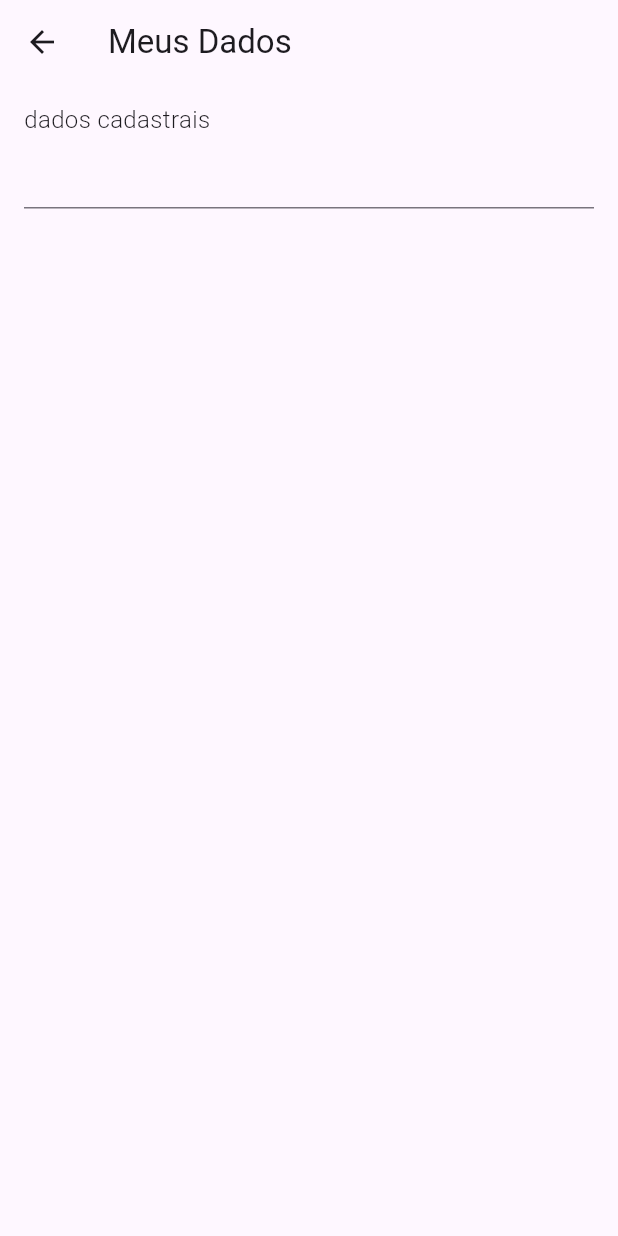
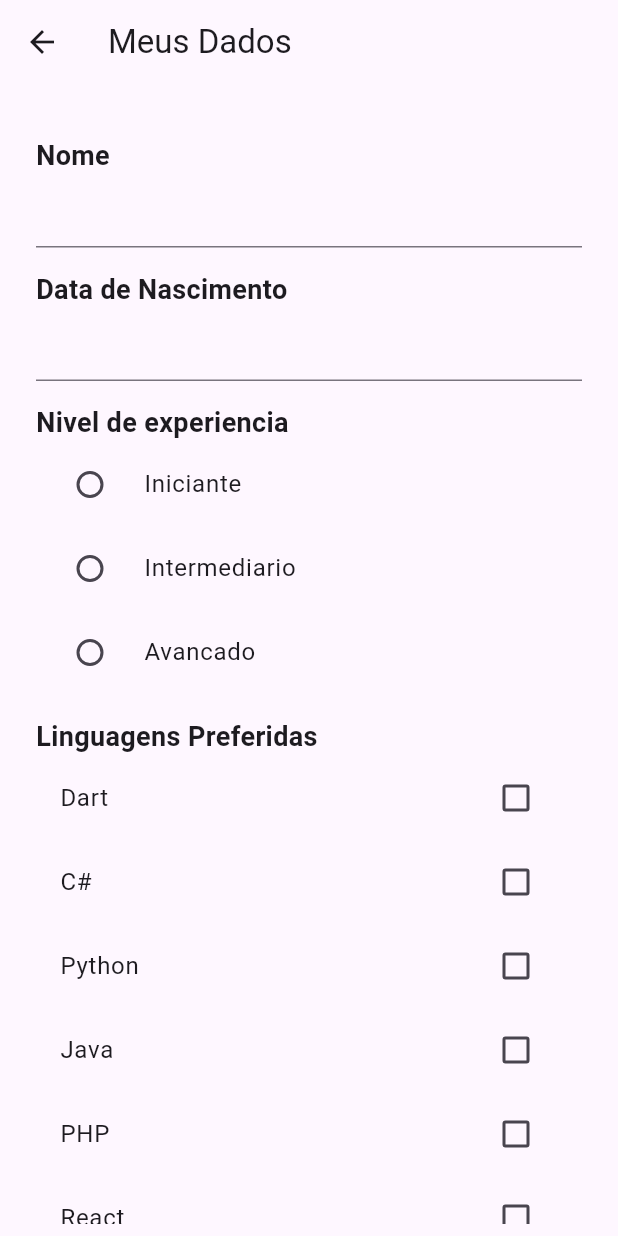
Before and after one commit to fabioes99/1-projeto-Flutter, a Flutter app: the DadosCadastrais screen opened directly, on a phone screen of 412 x 824 dp. Run offline on Flutter 3.47's test engine with Material 3 defaults, Android fonts, the light colour scheme and no system bars; our stand-ins replace google_fonts; network calls fail; Roboto replaces fonts that are missing (Acme).

Commit message:
Etapa3-Widgets

```diff
--- a/lib/my_app.dart
+++ b/lib/my_app.dart
@@ -12,7 +12,7 @@ class MyApp extends StatelessWidget {
       debugShowCheckedModeBanner: false,
       theme: ThemeData(
         primarySwatch:  Colors.red,
-        textTheme: GoogleFonts.acmeTextTheme()
+        textTheme: GoogleFonts.robotoTextTheme()
       ),
       home: const LoginPage(),
     );
--- a/lib/pages/dados_cadastrais.dart
+++ b/lib/pages/dados_cadastrais.dart
@@ -1,3 +1,6 @@
+import 'package:_1_projeto/repositories/linguagens_repository.dart';
+import 'package:_1_projeto/repositories/nivel_repository.dart';
+import 'package:_1_projeto/shared/widgets/text_label.dart';
 import 'package:flutter/material.dart';
 
 class DadosCadastrais extends StatefulWidget {
@@ -9,6 +12,36 @@ class DadosCadastrais extends StatefulWidget {
 
 class _DadosCadastraisState extends State<DadosCadastrais> {
   var nomeController = TextEditingController(text: "");
+  var dataNascimentoController = TextEditingController(text: "");
+  DateTime? dataNascimento ;
+  var nivelRepository = NivelRepository();
+  var niveis = [];
+  var nivelSelecionado = '';
+  var linguagensRepository = LinguagensRepository();
+  var linguagens = [];
+  var linguagensSelecionadas = [];
+  double pretensaoSalarial = 2000;
+  int tempoExperiencia = 0;
+  bool salvando = false;
+
+
+  @override
+  void initState() {
+    niveis = nivelRepository.retornaNiveis();
+    linguagens = linguagensRepository.retornaLinguagens();
+    super.initState();
+  }
+
+  List<DropdownMenuItem<int>> returnItems(int qtdMax){
+     var items = <DropdownMenuItem<int>>[];
+      for (int i = 1; i <= qtdMax; i++) {
+        items.add(DropdownMenuItem<int>(
+          value: i,
+          child: Text(' $i'),
+        ));
+      }
+     return items;
+  }
 
   @override
   Widget build(BuildContext context) {
@@ -16,13 +49,109 @@ class _DadosCadastraisState extends State<DadosCadastrais> {
       child:  Scaffold(
         appBar: AppBar(title: const Text("Meus Dados"),),
         body: Padding(
-          padding: EdgeInsets.symmetric(vertical: 12, horizontal: 16),
-          child: Column(
-            crossAxisAlignment: CrossAxisAlignment.start,
+          padding: const EdgeInsets.all(8.0),
+          child: salvando
+            ? const Center(child: CircularProgressIndicator())
+            : ListView(
             children: [
-              Text("dados cadastrais", style: TextStyle(fontSize: 16, fontWeight: FontWeight.w300),),
-              TextField(
-                controller: nomeController,
+              Padding(
+                padding: const EdgeInsets.symmetric(vertical: 12, horizontal: 16),
+                child: Column(
+                  crossAxisAlignment: CrossAxisAlignment.start,
+                  children: [
+                    const TextLabel(texto: "Nome" ),
+                    TextField(
+                      controller: nomeController,
+                    ),
+                    const TextLabel(texto: "Data de Nascimento"),
+                    TextField(
+                      controller: dataNascimentoController,
+                      readOnly: true,
+                      onTap: () async {
+                        var data = await showDatePicker(context: context,
+                        firstDate: DateTime(1929,1,1),
+                        lastDate: DateTime.now(),
+                        initialDate: DateTime(2000,1,1)
+                        );
+                        if(data != null){
+                          dataNascimentoController.text = data.toString();
+                        }
+                      },
+                    ),
+                    const TextLabel(texto: "Nivel de experiencia" ),
+                    Column( children:
+                      niveis.map( (item) =>
+                        RadioListTile(
+                          value: item,
+                          title: Text(item),
+                          groupValue: nivelSelecionado,
+                          onChanged: (value){ setState(() {
+                            nivelSelecionado = value;
+                          }); })
+                       ).toList()
+                       ),
+                   const TextLabel(texto: "Linguagens Preferidas" ),
+                    Column(
+                      children:
+                        linguagens.map( (linguagem) =>
+                          CheckboxListTile(
+                          title: Text(linguagem),
+                          value: linguagensSelecionadas.contains(linguagem),
+                          onChanged: (bool? value){
+                            if (value!) {
+                            setState(() {
+                              linguagensSelecionadas.add(linguagem);
+                            });
+                          } else {
+                            setState(() {
+                              linguagensSelecionadas.remove(linguagem);
+                            });
+                          } }
+                        )
+                        ).toList(),
+                    ) ,
+                    const TextLabel(texto: "Tempo de Experiencia em anos" ),
+                    DropdownButton(items: returnItems(7),
+                    value: tempoExperiencia,
+                    isExpanded: true,
+                    onChanged: (value){
+                      setState(() {
+                       tempoExperiencia = int.parse(value.toString());
+                      });
+                    } ),
+                    TextLabel(texto: "Pretensao Salarial R\$ ${pretensaoSalarial.round().toString()}" ),
+                     Slider(value: pretensaoSalarial, min: 700 , max: 7000, onChanged: (value) {
+                      setState(() {
+                        pretensaoSalarial = value;
+                      });
+                     } ),
+                    TextButton(onPressed: (){
+                      if(nomeController.text.length < 3){
+                        ScaffoldMessenger.of(context).showSnackBar(
+                          const SnackBar(content: Text("Nome deve ser preenchido"))
+                        );
+                        return;
+                      }
+                      //utilizar validações mais atuais
+                       setState(() {
+                        salvando = true;
+                      });
+
+                      Future.delayed(const Duration(seconds: 3), () {
+                         ScaffoldMessenger.of(context).showSnackBar(
+                          const SnackBar(content: Text("Dados salvos com sucesso"))
+                        );
+                         setState(() {
+                          salvando = false;
+                        });
+                        Navigator.pop(context);
+                      });
+
+
+                      },
+                      child: const Text("salvar"))
+                  ],
+                ),
               ),
             ],
           ),
--- /dev/null
+++ b/lib/repositories/linguagens_repository.dart
@@ -0,0 +1,5 @@
+class LinguagensRepository {
+  List<String> retornaLinguagens() {
+    return ["Dart", "C#", "Python", "Java", "PHP", "React", "Node.js", "Linux Shell"];
+  }
+}
--- /dev/null
+++ b/lib/repositories/nivel_repository.dart
@@ -0,0 +1,5 @@
+class NivelRepository{
+  List<String> retornaNiveis(){
+    return ["Iniciante", "Intermediario", "Avancado"];
+  }
+}
--- /dev/null
+++ b/lib/shared/widgets/text_label.dart
@@ -0,0 +1,15 @@
+import 'package:flutter/material.dart';
+
+class TextLabel extends StatelessWidget {
+  final String texto;
+  const TextLabel({Key? key, required this.texto}) : super(key: key);
+
+  @override
+  Widget build(BuildContext context) {
+    return Container(
+      margin: const EdgeInsets.only(top: 15),
+      child: Text(texto,
+          style: const TextStyle(fontSize: 18, fontWeight: FontWeight.w700)),
+    );
+  }
+}
```
